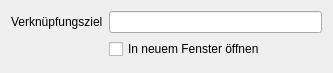
Before: the Qt Designer form viur_admin/ui/docEditlinkEdit.ui in viur-framework/viur-admin, drawn with Qt 5.
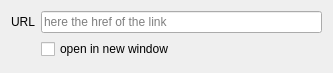
After: the same form once the commit is applied.

```diff
--- a/viur_admin/ui/docEditlinkEdit.ui
+++ b/viur_admin/ui/docEditlinkEdit.ui
@@ -17,17 +17,21 @@
    <item row="0" column="0">
     <widget class="QLabel" name="label">
      <property name="text">
-      <string>Verknüpfungsziel</string>
+      <string>URL</string>
      </property>
     </widget>
    </item>
    <item row="0" column="1">
-    <widget class="QLineEdit" name="editHref"/>
+    <widget class="QLineEdit" name="editHref">
+     <property name="placeholderText">
+      <string>here the href of the link</string>
+     </property>
+    </widget>
    </item>
    <item row="1" column="1">
     <widget class="QCheckBox" name="checkBoxNewWindow">
      <property name="text">
-      <string>In neuem Fenster öffnen</string>
+      <string>open in new window</string>
      </property>
     </widget>
    </item>
```
